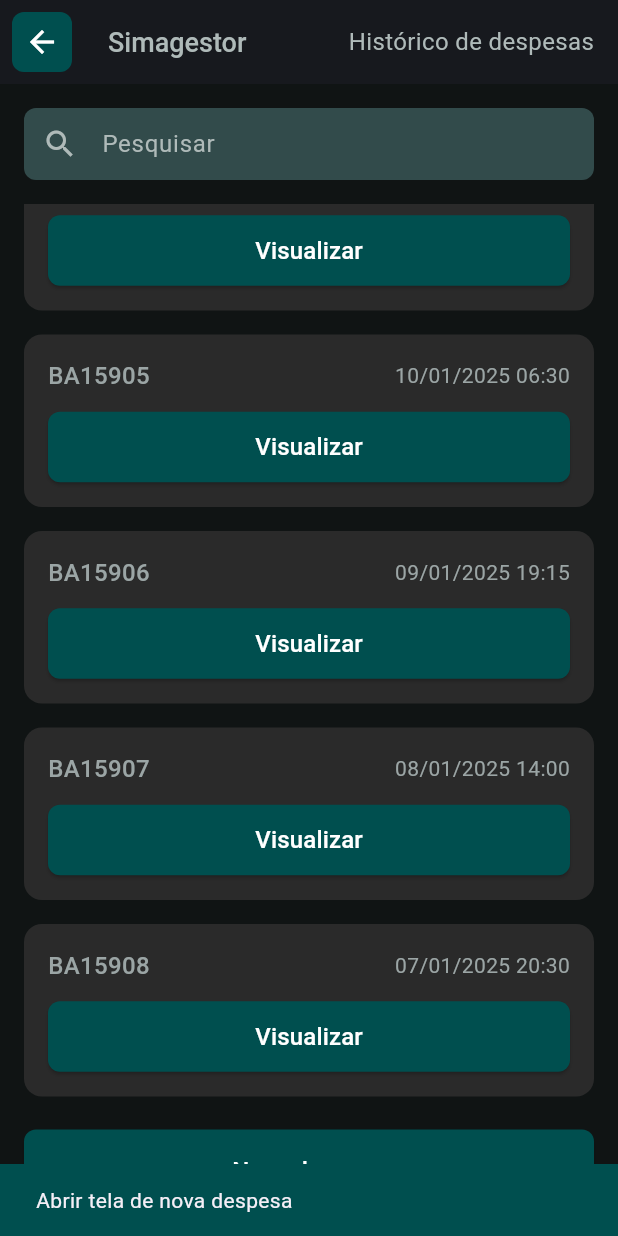
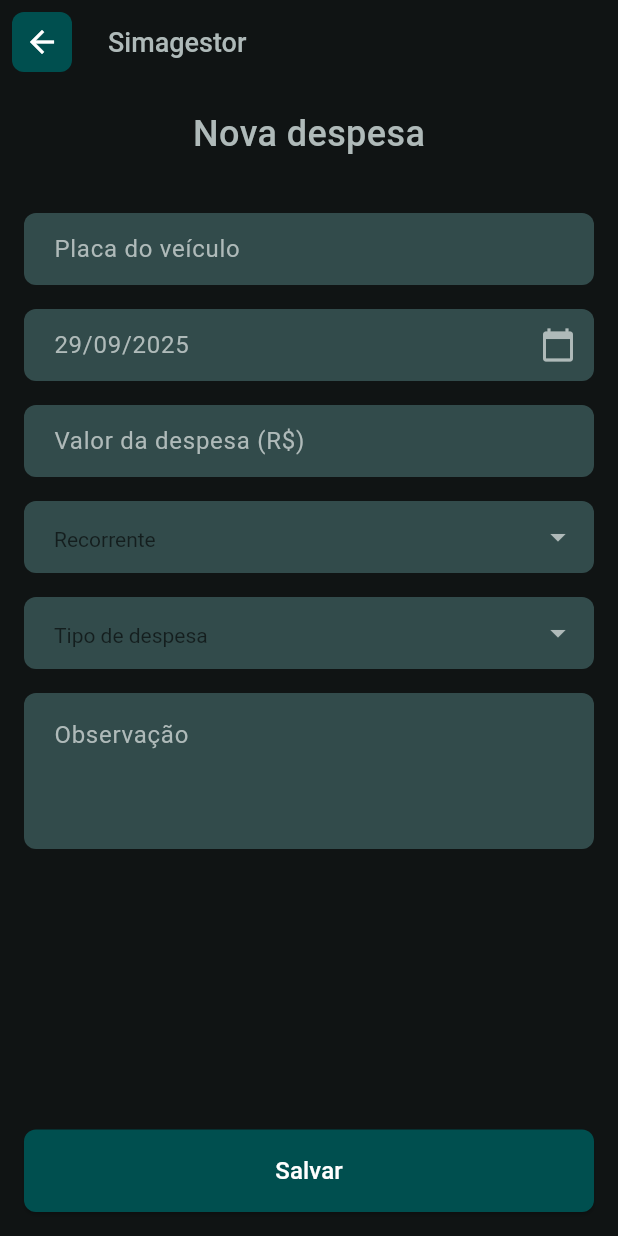
Before and after one commit to LaVitalle/simagestor_app, a Flutter app: the DespesasPage screen opened by its route, scrolled down 576 dp, after a tap on "Nova despesa", on a phone screen of 412 x 824 dp. Run offline on Flutter 3.47's test engine with Material 3 defaults, Android fonts, the light colour scheme and no system bars.

Commit message:
feat: Tela de criação de despesa criada.

```diff
--- a/lib/main.dart
+++ b/lib/main.dart
@@ -2,6 +2,7 @@
 import 'package:simagestor_app/screens/login_page.dart';
 import 'package:simagestor_app/screens/home_page.dart';
 import 'package:simagestor_app/screens/despesas_page.dart';
+import 'package:simagestor_app/screens/form_despesas_page.dart';
 
 void main() {
   runApp(const MyApp());
@@ -22,6 +23,7 @@
         '/': (context) => const LoginPage(),
         '/home': (context) => const HomePage(),
         '/despesas': (context) => const DespesasPage(),
+        '/form-despesas': (context) => const FormDespesasPage(),
       },
     );
   }
--- a/lib/models/despesa.dart
+++ b/lib/models/despesa.dart
@@ -5,6 +5,7 @@
   final DateTime dataHora;
   final bool recorrente;
   final String tipoDespesa;
+  final String placaVeiculo;
   final int configuracoesIdUsuario;
 
   Despesa({
@@ -14,6 +15,7 @@
     required this.dataHora,
     required this.recorrente,
     required this.tipoDespesa,
+    required this.placaVeiculo,
     required this.configuracoesIdUsuario,
   });
 
@@ -25,6 +27,7 @@
       dataHora: DateTime.parse(json['data_hora'] as String),
       recorrente: json['recorrente'] == 1,
       tipoDespesa: json['tipo_despesa'] as String? ?? '',
+      placaVeiculo: json['placa_veiculo'] as String? ?? '',
       configuracoesIdUsuario: json['configurações_id_usuario'] as int,
     );
   }
@@ -37,6 +40,7 @@
       'data_hora': dataHora.toIso8601String(),
       'recorrente': recorrente ? 1 : 0,
       'tipo_despesa': tipoDespesa,
+      'placa_veiculo': placaVeiculo,
       'configurações_id_usuario': configuracoesIdUsuario,
     };
   }
@@ -55,6 +59,6 @@
 
   @override
   String toString() {
-    return 'Despesa{idDespesa: $idDespesa, valor: $valor, observacao: $observacao, dataHora: $dataHora, recorrente: $recorrente, tipoDespesa: $tipoDespesa, configuracoesIdUsuario: $configuracoesIdUsuario}';
+    return 'Despesa{idDespesa: $idDespesa, valor: $valor, observacao: $observacao, dataHora: $dataHora, recorrente: $recorrente, tipoDespesa: $tipoDespesa, placaVeiculo: $placaVeiculo, configuracoesIdUsuario: $configuracoesIdUsuario}';
   }
 }
--- a/lib/screens/despesas_page.dart
+++ b/lib/screens/despesas_page.dart
@@ -78,13 +78,10 @@
   }
 
   void _novaDespesa() {
-    // TODO: Implementar navegação para tela de nova despesa
-    ScaffoldMessenger.of(context).showSnackBar(
-      const SnackBar(
-        content: Text('Abrir tela de nova despesa'),
-        backgroundColor: AppColors.primary,
-      ),
-    );
+    Navigator.pushNamed(context, '/form-despesas').then((_) {
+      // Recarregar a lista quando retornar da tela de formulário
+      _carregarDespesas();
+    });
   }
 
   @override
--- /dev/null
+++ b/lib/screens/form_despesas_page.dart
@@ -0,0 +1,463 @@
+import 'package:flutter/material.dart';
+import 'package:flutter/services.dart';
+import 'package:simagestor_app/models/despesa.dart';
+import 'package:simagestor_app/services/despesa_service.dart';
+import 'package:simagestor_app/themes/app_colors.dart';
+
+class FormDespesasPage extends StatefulWidget {
+  const FormDespesasPage({super.key});
+
+  @override
+  State<FormDespesasPage> createState() => _FormDespesasPageState();
+}
+
+class _FormDespesasPageState extends State<FormDespesasPage> {
+  final _formKey = GlobalKey<FormState>();
+  final _placaController = TextEditingController();
+  final _dataController = TextEditingController();
+  final _valorController = TextEditingController();
+  final _observacaoController = TextEditingController();
+
+  String? _tipoDespesaSelecionado;
+  String? _recorrenteSelecionado;
+  bool _isLoading = false;
+
+  final List<String> _tiposDespesa = [
+    'pedágio',
+    'estacionamento',
+    'conserto de pneu',
+    'manutenção não programada',
+    'despesas de viagem',
+    'rastreamento',
+    'aluguel de veículo',
+    'salário',
+    'financiamento',
+    'outros',
+  ];
+
+  final List<String> _opcoesRecorrente = ['Sim', 'Não'];
+
+  @override
+  void initState() {
+    super.initState();
+    _dataController.text = _formatarData(DateTime.now());
+  }
+
+  @override
+  void dispose() {
+    _placaController.dispose();
+    _dataController.dispose();
+    _valorController.dispose();
+    _observacaoController.dispose();
+    super.dispose();
+  }
+
+  String _formatarData(DateTime data) {
+    return '${data.day.toString().padLeft(2, '0')}/${data.month.toString().padLeft(2, '0')}/${data.year}';
+  }
+
+  String? _validarPlaca(String? value) {
+    if (value == null || value.trim().isEmpty) {
+      return 'Placa do veículo é obrigatória';
+    }
+    if (value.trim().length < 7) {
+      return 'Placa deve ter pelo menos 7 caracteres';
+    }
+    return null;
+  }
+
+  String? _validarData(String? value) {
+    if (value == null || value.trim().isEmpty) {
+      return 'Data da despesa é obrigatória';
+    }
+    return null;
+  }
+
+  String? _validarValor(String? value) {
+    if (value == null || value.trim().isEmpty) {
+      return 'Valor da despesa é obrigatório';
+    }
+    final valor = double.tryParse(value.replaceAll(',', '.'));
+    if (valor == null) {
+      return 'Valor deve ser um número válido';
+    }
+    if (valor <= 0) {
+      return 'Valor deve ser maior que zero';
+    }
+    return null;
+  }
+
+  String? _validarTipoDespesa(String? value) {
+    if (value == null || value.isEmpty) {
+      return 'Tipo de despesa é obrigatório';
+    }
+    return null;
+  }
+
+  String? _validarRecorrente(String? value) {
+    if (value == null || value.isEmpty) {
+      return 'Campo recorrente é obrigatório';
+    }
+    return null;
+  }
+
+  String? _validarObservacao(String? value) {
+    if (value != null && value.trim().length > 45) {
+      return 'Observação deve ter no máximo 45 caracteres';
+    }
+    return null;
+  }
+
+  Future<void> _selecionarData() async {
+    final DateTime? dataSelecionada = await showDatePicker(
+      context: context,
+      initialDate: DateTime.now(),
+      firstDate: DateTime(2020),
+      lastDate: DateTime(2030),
+      builder: (context, child) {
+        return Theme(
+          data: Theme.of(context).copyWith(
+            colorScheme: const ColorScheme.dark(
+              primary: AppColors.primary,
+              onPrimary: Colors.white,
+              surface: AppColors.inputBackground,
+              onSurface: AppColors.textInput,
+            ),
+          ),
+          child: child!,
+        );
+      },
+    );
+
+    if (dataSelecionada != null) {
+      _dataController.text = _formatarData(dataSelecionada);
+    }
+  }
+
+  Future<void> _salvarDespesa() async {
+    if (!_formKey.currentState!.validate()) {
+      return;
+    }
+
+    setState(() {
+      _isLoading = true;
+    });
+
+    try {
+      final novaDespesa = Despesa(
+        idDespesa: 0, // Será gerado pelo serviço
+        valor: double.parse(_valorController.text.replaceAll(',', '.')),
+        observacao: _observacaoController.text.trim(),
+        dataHora: DateTime.now(), // Usar data atual por enquanto
+        recorrente: _recorrenteSelecionado == 'Sim',
+        tipoDespesa: _tipoDespesaSelecionado!,
+        placaVeiculo: _placaController.text.trim(),
+        configuracoesIdUsuario: 1, // ID do usuário atual (mockado)
+      );
+
+      await DespesaService.adicionarDespesa(novaDespesa);
+
+      if (mounted) {
+        ScaffoldMessenger.of(context).showSnackBar(
+          const SnackBar(
+            content: Text('Despesa salva com sucesso!'),
+            backgroundColor: Colors.green,
+          ),
+        );
+        Navigator.of(context).pop();
+      }
+    } catch (e) {
+      if (mounted) {
+        ScaffoldMessenger.of(context).showSnackBar(
+          SnackBar(
+            content: Text('Erro ao salvar despesa: $e'),
+            backgroundColor: Colors.red,
+          ),
+        );
+      }
+    } finally {
+      if (mounted) {
+        setState(() {
+          _isLoading = false;
+        });
+      }
+    }
+  }
+
+  Widget _buildDropdown<T>({
+    required String? value,
+    required List<T> items,
+    required String Function(T) itemBuilder,
+    required String? Function(String?) validator,
+    required void Function(String?) onChanged,
+    required String hintText,
+  }) {
+    return DropdownButtonFormField<String>(
+      initialValue: value,
+      items: items.map((item) {
+        return DropdownMenuItem<String>(
+          value: itemBuilder(item),
+          child: Text(
+            itemBuilder(item),
+            style: const TextStyle(color: AppColors.textInput),
+          ),
+        );
+      }).toList(),
+      onChanged: onChanged,
+      validator: validator,
+      decoration: InputDecoration(
+        hintText: hintText,
+        hintStyle: const TextStyle(color: AppColors.textInput),
+        filled: true,
+        fillColor: AppColors.inputBackground,
+        border: OutlineInputBorder(
+          borderRadius: BorderRadius.circular(8),
+          borderSide: BorderSide.none,
+        ),
+        contentPadding: const EdgeInsets.symmetric(
+          horizontal: 16,
+          vertical: 12,
+        ),
+      ),
+      dropdownColor: AppColors.inputBackground,
+      icon: const Icon(Icons.arrow_drop_down, color: AppColors.textInput),
+      style: const TextStyle(color: AppColors.textInput),
+    );
+  }
+
+  @override
+  Widget build(BuildContext context) {
+    return Scaffold(
+      backgroundColor: AppColors.background,
+      appBar: AppBar(
+        backgroundColor: Colors.transparent,
+        elevation: 0,
+        leading: Container(
+          margin: const EdgeInsets.all(8),
+          decoration: BoxDecoration(
+            color: AppColors.primary,
+            borderRadius: BorderRadius.circular(8),
+          ),
+          child: IconButton(
+            icon: const Icon(Icons.arrow_back, color: Colors.white),
+            onPressed: () => Navigator.of(context).pop(),
+          ),
+        ),
+        title: const Text(
+          'Simagestor',
+          style: TextStyle(
+            color: AppColors.title,
+            fontSize: 18,
+            fontWeight: FontWeight.w500,
+          ),
+        ),
+      ),
+      body: Form(
+        key: _formKey,
+        child: Column(
+          children: [
+            // Título
+            Container(
+              margin: const EdgeInsets.all(16),
+              child: const Text(
+                'Nova despesa',
+                style: TextStyle(
+                  color: AppColors.title,
+                  fontSize: 24,
+                  fontWeight: FontWeight.w500,
+                ),
+              ),
+            ),
+
+            // Campos do formulário
+            Expanded(
+              child: SingleChildScrollView(
+                padding: const EdgeInsets.symmetric(horizontal: 16),
+                child: Column(
+                  children: [
+                    const SizedBox(height: 20),
+
+                    // Placa do veículo
+                    TextFormField(
+                      controller: _placaController,
+                      validator: _validarPlaca,
+                      style: const TextStyle(color: AppColors.textInput),
+                      inputFormatters: [
+                        FilteringTextInputFormatter.allow(
+                          RegExp(r'[A-Za-z0-9\-]'),
+                        ),
+                        LengthLimitingTextInputFormatter(8),
+                      ],
+                      decoration: InputDecoration(
+                        hintText: 'Placa do veículo',
+                        hintStyle: const TextStyle(color: AppColors.textInput),
+                        filled: true,
+                        fillColor: AppColors.inputBackground,
+                        border: OutlineInputBorder(
+                          borderRadius: BorderRadius.circular(8),
+                          borderSide: BorderSide.none,
+                        ),
+                        contentPadding: const EdgeInsets.symmetric(
+                          horizontal: 16,
+                          vertical: 12,
+                        ),
+                      ),
+                    ),
+
+                    const SizedBox(height: 16),
+
+                    // Data da despesa
+                    TextFormField(
+                      controller: _dataController,
+                      validator: _validarData,
+                      readOnly: true,
+                      onTap: _selecionarData,
+                      style: const TextStyle(color: AppColors.textInput),
+                      decoration: InputDecoration(
+                        hintText: 'Data da despesa',
+                        hintStyle: const TextStyle(color: AppColors.textInput),
+                        filled: true,
+                        fillColor: AppColors.inputBackground,
+                        border: OutlineInputBorder(
+                          borderRadius: BorderRadius.circular(8),
+                          borderSide: BorderSide.none,
+                        ),
+                        contentPadding: const EdgeInsets.symmetric(
+                          horizontal: 16,
+                          vertical: 12,
+                        ),
+                        suffixIcon: const Icon(
+                          Icons.calendar_today,
+                          color: AppColors.textInput,
+                        ),
+                      ),
+                    ),
+
+                    const SizedBox(height: 16),
+
+                    // Valor da despesa
+                    TextFormField(
+                      controller: _valorController,
+                      validator: _validarValor,
+                      keyboardType: const TextInputType.numberWithOptions(
+                        decimal: true,
+                      ),
+                      style: const TextStyle(color: AppColors.textInput),
+                      inputFormatters: [
+                        FilteringTextInputFormatter.allow(RegExp(r'[0-9.,]')),
+                      ],
+                      decoration: InputDecoration(
+                        hintText: 'Valor da despesa (R\$)',
+                        hintStyle: const TextStyle(color: AppColors.textInput),
+                        filled: true,
+                        fillColor: AppColors.inputBackground,
+                        border: OutlineInputBorder(
+                          borderRadius: BorderRadius.circular(8),
+                          borderSide: BorderSide.none,
+                        ),
+                        contentPadding: const EdgeInsets.symmetric(
+                          horizontal: 16,
+                          vertical: 12,
+                        ),
+                      ),
+                    ),
+
+                    const SizedBox(height: 16),
+
+                    // Recorrente
+                    _buildDropdown<String>(
+                      value: _recorrenteSelecionado,
+                      items: _opcoesRecorrente,
+                      itemBuilder: (item) => item,
+                      validator: _validarRecorrente,
+                      onChanged: (value) {
+                        setState(() {
+                          _recorrenteSelecionado = value;
+                        });
+                      },
+                      hintText: 'Recorrente',
+                    ),
+
+                    const SizedBox(height: 16),
+
+                    // Tipo de despesa
+                    _buildDropdown<String>(
+                      value: _tipoDespesaSelecionado,
+                      items: _tiposDespesa,
+                      itemBuilder: (item) => item,
+                      validator: _validarTipoDespesa,
+                      onChanged: (value) {
+                        setState(() {
+                          _tipoDespesaSelecionado = value;
+                        });
+                      },
+                      hintText: 'Tipo de despesa',
+                    ),
+
+                    const SizedBox(height: 16),
+
+                    // Observação
+                    TextFormField(
+                      controller: _observacaoController,
+                      validator: _validarObservacao,
+                      maxLines: 3,
+                      style: const TextStyle(color: AppColors.textInput),
+                      decoration: InputDecoration(
+                        hintText: 'Observação',
+                        hintStyle: const TextStyle(color: AppColors.textInput),
+                        filled: true,
+                        fillColor: AppColors.inputBackground,
+                        border: OutlineInputBorder(
+                          borderRadius: BorderRadius.circular(8),
+                          borderSide: BorderSide.none,
+                        ),
+                        contentPadding: const EdgeInsets.all(16),
+                      ),
+                    ),
+
+                    const SizedBox(height: 40),
+                  ],
+                ),
+              ),
+            ),
+
+            // Botão Salvar
+            Container(
+              width: double.infinity,
+              margin: const EdgeInsets.all(16),
+              child: ElevatedButton(
+                onPressed: _isLoading ? null : _salvarDespesa,
+                style: ElevatedButton.styleFrom(
+                  backgroundColor: AppColors.primary,
+                  foregroundColor: Colors.white,
+                  padding: const EdgeInsets.symmetric(vertical: 16),
+                  shape: RoundedRectangleBorder(
+                    borderRadius: BorderRadius.circular(8),
+                  ),
+                ),
+                child: _isLoading
+                    ? const SizedBox(
+                        height: 20,
+                        width: 20,
+                        child: CircularProgressIndicator(
+                          strokeWidth: 2,
+                          valueColor: AlwaysStoppedAnimation<Color>(
+                            Colors.white,
+                          ),
+                        ),
+                      )
+                    : const Text(
+                        'Salvar',
+                        style: TextStyle(
+                          fontSize: 16,
+                          fontWeight: FontWeight.w500,
+                        ),
+                      ),
+              ),
+            ),
+          ],
+        ),
+      ),
+    );
+  }
+}
--- a/lib/services/despesa_service.dart
+++ b/lib/services/despesa_service.dart
@@ -10,6 +10,7 @@
       dataHora: DateTime(2025, 1, 15, 12, 30),
       recorrente: false,
       tipoDespesa: 'Alimentação',
+      placaVeiculo: 'ABC-1234',
       configuracoesIdUsuario: 1,
     ),
     Despesa(
@@ -19,6 +20,7 @@
       dataHora: DateTime(2025, 1, 14, 18, 45),
       recorrente: false,
       tipoDespesa: 'Transporte',
+      placaVeiculo: 'DEF-5678',
       configuracoesIdUsuario: 1,
     ),
     Despesa(
@@ -28,6 +30,7 @@
       dataHora: DateTime(2025, 1, 13, 16, 20),
       recorrente: true,
       tipoDespesa: 'Saúde',
+      placaVeiculo: 'GHI-9012',
       configuracoesIdUsuario: 1,
     ),
     Despesa(
@@ -37,6 +40,7 @@
       dataHora: DateTime(2025, 1, 12, 15, 10),
       recorrente: false,
       tipoDespesa: 'Alimentação',
+      placaVeiculo: 'JKL-3456',
       configuracoesIdUsuario: 1,
     ),
     Despesa(
@@ -46,6 +50,7 @@
       dataHora: DateTime(2025, 1, 11, 9, 0),
       recorrente: true,
       tipoDespesa: 'Utilidades',
+      placaVeiculo: 'MNO-7890',
       configuracoesIdUsuario: 1,
     ),
     Despesa(
@@ -55,6 +60,7 @@
       dataHora: DateTime(2025, 1, 10, 6, 30),
       recorrente: false,
       tipoDespesa: 'Transporte',
+      placaVeiculo: 'PQR-1234',
       configuracoesIdUsuario: 1,
     ),
     Despesa(
@@ -64,6 +70,7 @@
       dataHora: DateTime(2025, 1, 9, 19, 15),
       recorrente: true,
       tipoDespesa: 'Alimentação',
+      placaVeiculo: 'STU-5678',
       configuracoesIdUsuario: 1,
     ),
     Despesa(
@@ -73,6 +80,7 @@
       dataHora: DateTime(2025, 1, 8, 14, 0),
       recorrente: false,
       tipoDespesa: 'Saúde',
+      placaVeiculo: 'VWX-9012',
       configuracoesIdUsuario: 1,
     ),
     Despesa(
@@ -82,6 +90,7 @@
       dataHora: DateTime(2025, 1, 7, 20, 30),
       recorrente: false,
       tipoDespesa: 'Entretenimento',
+      placaVeiculo: 'YZA-3456',
       configuracoesIdUsuario: 1,
     ),
     Despesa(
@@ -91,6 +100,7 @@
       dataHora: DateTime(2025, 1, 6, 10, 0),
       recorrente: true,
       tipoDespesa: 'Utilidades',
+      placaVeiculo: 'BCD-7890',
       configuracoesIdUsuario: 1,
     ),
   ];
@@ -136,6 +146,7 @@
       dataHora: novaDespesa.dataHora,
       recorrente: novaDespesa.recorrente,
       tipoDespesa: novaDespesa.tipoDespesa,
+      placaVeiculo: novaDespesa.placaVeiculo,
       configuracoesIdUsuario: novaDespesa.configuracoesIdUsuario,
     );
 
```
